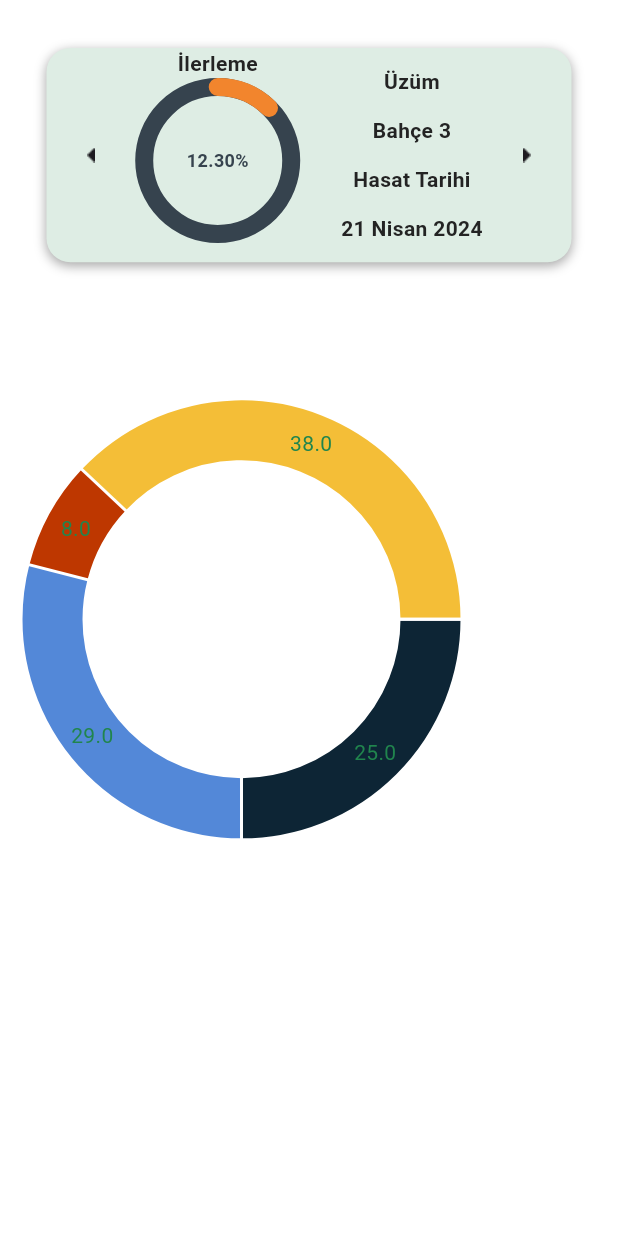
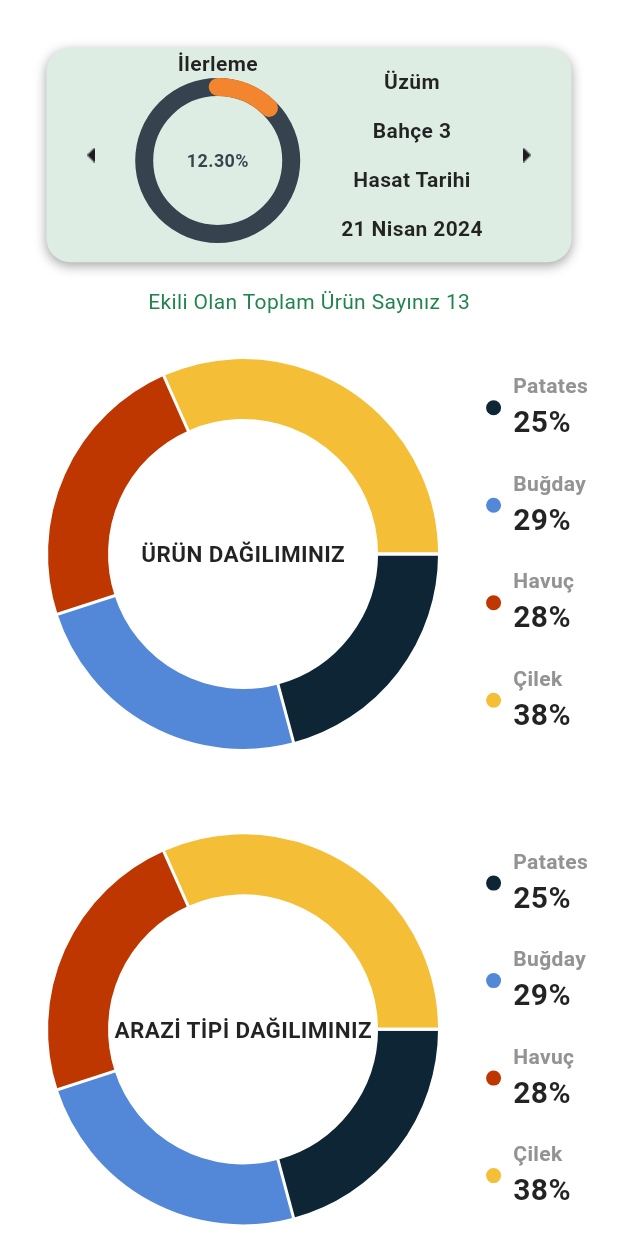
Before and after one commit to Mudrowe/Toprak-Rehberi, a Flutter app: the HomeScreen screen opened directly, on a phone screen of 412 x 824 dp. Run offline on Flutter 3.47's test engine with Material 3 defaults, Android fonts, the phone set to English and light mode, and no system bars; drawn by our look-alikes of fl_chart, percent_indicator; our stand-ins replace get, logger.

Commit message:
frontend: add placeholder pie charts
Data is not dynamic

```diff
--- a/lib/features/main_pages/home/home.dart
+++ b/lib/features/main_pages/home/home.dart
@@ -1,5 +1,5 @@
-import 'package:fl_chart/fl_chart.dart';
 import 'package:flutter/material.dart';
+import 'package:toprak_rehberi/features/main_pages/home/widgets/pie_chart.dart';
 import 'package:toprak_rehberi/features/main_pages/home/widgets/product_card_home.dart';
 import 'package:toprak_rehberi/utils/constants/sizes.dart';
 
@@ -8,14 +8,14 @@ class HomeScreen extends StatelessWidget {
 
   @override
   Widget build(BuildContext context) {
-    return Scaffold(
+    return const Scaffold(
       body: SingleChildScrollView(
         child: Column(
           children: [
-            const SizedBox(
+            SizedBox(
               height: TSizes.spaceBtwSections,
             ),
-            const Padding(
+            Padding(
               padding: EdgeInsets.symmetric(horizontal: 28),
               child: TProductCardHome(
                   productName: 'Üzüm',
@@ -23,27 +23,11 @@ class HomeScreen extends StatelessWidget {
                   fieldName: 'Bahçe 3',
                   progressPercentage: 0.123),
             ),
-            const SizedBox(
-              height: TSizes.spaceBtwSections,
-            ),
-            Center(
-              child: AspectRatio(
-                aspectRatio: 1.0,
-                child: Container(
-                  margin: const EdgeInsets.only(right: 105, left: 15),
-                  child: PieChart(
-                    PieChartData(
-                      sections: [
-                        PieChartSectionData(value: 25, color: const Color(0xFF0D2535)),
-                        PieChartSectionData(value: 29, color: const Color(0xFF5388D8)),
-                        PieChartSectionData(value: 8, color: const Color(0xFFBE3700)),
-                        PieChartSectionData(value: 38, color: const Color(0xFFF4BE37)),
-                      ]
-                    )
-                  ),
-                ),
-              ),
-            ),
+            SizedBox(height: TSizes.spaceBtwItems),
+            Text('Ekili Olan Toplam Ürün Sayınız 13'),
+            TPieChart(chartName: 'ÜRÜN DAĞILIMINIZ',),
+            TPieChart(chartName: 'ARAZİ TİPİ DAĞILIMINIZ',),
+
           ],
         ),
       ),
--- /dev/null
+++ b/lib/features/main_pages/home/widgets/pie_chart.dart
@@ -0,0 +1,128 @@
+import 'package:fl_chart/fl_chart.dart';
+import 'package:flutter/material.dart';
+import 'package:toprak_rehberi/utils/constants/colors.dart';
+
+class TPieChart extends StatelessWidget {
+  final String chartName;
+
+  const TPieChart({super.key, required this.chartName});
+
+
+  @override
+  Widget build(BuildContext context) {
+    return AspectRatio(
+        aspectRatio: 1.3,
+        child: Row(
+          children: [
+            Expanded(
+              child: Stack(alignment: Alignment.center, children: [
+                Text(
+                  chartName,
+                  style: const TextStyle(
+                      color: TColors.black,
+                      fontWeight: FontWeight.bold,
+                      fontSize: 15),
+                ),
+                PieChart(
+                  PieChartData(sections: [
+                    PieChartSectionData(
+                        value: 25,
+                        showTitle: false,
+                        color: TColors.pieChartColor1,
+                        title: '25%'),
+                    PieChartSectionData(
+                        value: 29,
+                        showTitle: false,
+                        color: TColors.pieChartColor2,
+                        title: '%29'),
+                    PieChartSectionData(
+                      value: 28,
+                      showTitle: false,
+                      color: TColors.pieChartColor3,
+                    ),
+                    PieChartSectionData(
+                        value: 38,
+                        showTitle: false,
+                        color: TColors.pieChartColor4,
+                        title: '%38'),
+                  ], centerSpaceRadius: 90),
+                ),
+              ]),
+            ),
+
+            const Padding(
+              padding: EdgeInsets.only(right: 20.0),
+              child: Column(
+                mainAxisAlignment: MainAxisAlignment.center,
+                crossAxisAlignment: CrossAxisAlignment.start,
+                children: [
+                  LegendItem(
+                    color: TColors.pieChartColor1,
+                    productName: 'Patates',
+                    percentage: '25%',
+                  ),
+                  LegendItem(
+                    color: TColors.pieChartColor2,
+                    productName: 'Buğday',
+                    percentage: '29%',
+                  ),
+                  LegendItem(
+                    color: TColors.pieChartColor3,
+                    productName: 'Havuç',
+                    percentage: '28%',
+                  ),
+                  LegendItem(
+                    color: TColors.pieChartColor4,
+                    productName: 'Çilek',
+                    percentage: '38%',
+                  ),
+                ],
+              ),
+            )
+          ],
+        ));
+  }
+}
+
+class LegendItem extends StatelessWidget {
+  final Color color;
+  final String productName;
+  final String percentage;
+
+  const LegendItem(
+      {super.key,
+      required this.color,
+      required this.productName,
+      required this.percentage});
+
+  @override
+  Widget build(BuildContext context) {
+    return Padding(
+      padding: const EdgeInsets.symmetric(vertical: 8.0),
+      child: Row(
+        children: [
+          Container(
+            decoration: BoxDecoration(shape: BoxShape.circle, color: color),
+            width: 10,
+            height: 10,
+          ),
+          const SizedBox(width: 8),
+          Column(
+            crossAxisAlignment: CrossAxisAlignment.start,
+            children: [
+            Text(
+              productName,
+              style: const TextStyle(
+                  color: TColors.darkGrey, fontWeight: FontWeight.bold),
+            ),
+            Text(percentage,
+                style: const TextStyle(
+                    color: TColors.black,
+                    fontWeight: FontWeight.bold,
+                    fontSize: 20)),
+          ]),
+        ],
+      ),
+    );
+  }
+}
--- a/lib/utils/constants/colors.dart
+++ b/lib/utils/constants/colors.dart
@@ -58,6 +58,17 @@ class TColors {
 
   static const Color progressBackground = Color(0xFF36434E);
 
+  // Chart Colors
+  static const Color pieChartColor1 = Color(0xFF0D2535);
+  static const Color pieChartColor2 = Color(0xFF5388D8);
+  static const Color pieChartColor3 = Color(0xFFBE3700);
+  static const Color pieChartColor4 = Color(0xFFF4BE37);
+  static const Color pieChartColor5 = Color(0XFF7340BB);
+  static const Color pieChartColor6 = Color(0xFFF57C00);
+  static const Color pieChartColor7 = Color(0xFFB5EA79);
+  static const Color pieChartColor8 = Color(0xFFBFA9FE);
+  static const Color pieChartColor9 = Color(0xFF24BB4B);
+
   // Neutral Shades
   static const Color black = Color(0XFF232323);
   static const Color darkerGrey = Color(0XFF4F4F4F);
```
